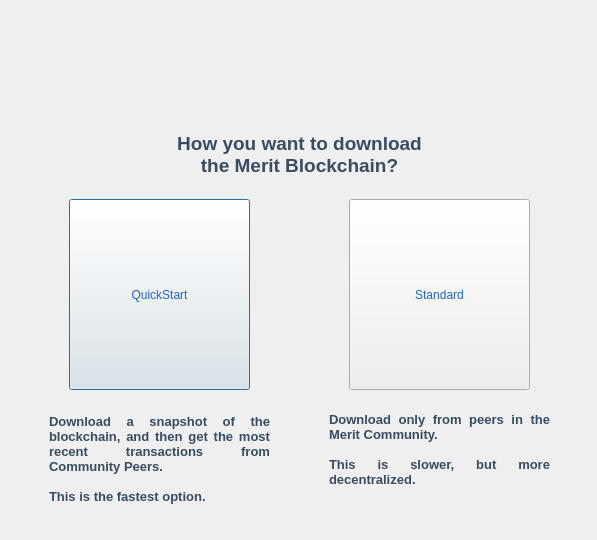
Qt form src/qt/forms/faststart.ui (meritlabs/merit) before a commit.
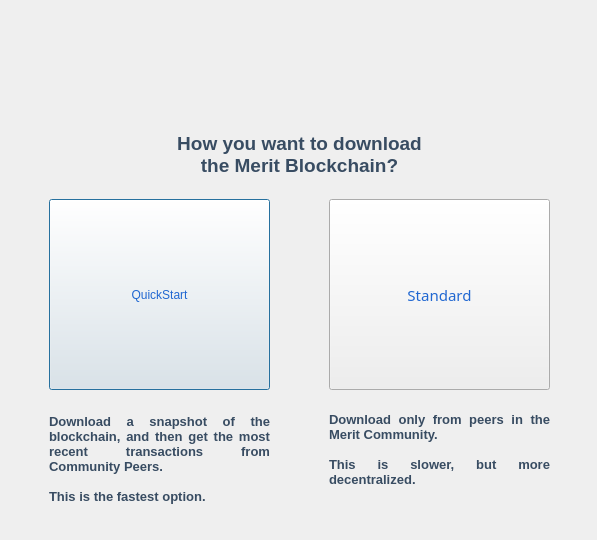
The same form after that commit. The open tabs and pages were chosen to show the change. Icons and pictures are not drawn.

```diff
--- a/src/qt/forms/faststart.ui
+++ b/src/qt/forms/faststart.ui
@@ -13,6 +13,9 @@
   <property name="windowTitle">
    <string>Dialog</string>
   </property>
+  <property name="styleSheet">
+   <string notr="true"/>
+  </property>
   <widget class="QWidget" name="layoutWidget">
    <property name="geometry">
     <rect>
@@ -86,6 +89,10 @@
      <height>421</height>
     </rect>
    </property>
+   <property name="styleSheet">
+    <string notr="true">
+</string>
+   </property>
    <property name="currentIndex">
     <number>0</number>
    </property>
@@ -109,9 +116,9 @@
     <widget class="QPushButton" name="snapshotButton">
      <property name="geometry">
       <rect>
-       <x>70</x>
+       <x>50</x>
        <y>80</y>
-       <width>181</width>
+       <width>221</width>
        <height>191</height>
       </rect>
      </property>
@@ -121,22 +128,37 @@
      <property name="text">
       <string>QuickStart</string>
      </property>
+     <property name="default">
+      <bool>true</bool>
+     </property>
     </widget>
     <widget class="QPushButton" name="peersButton">
      <property name="geometry">
       <rect>
-       <x>350</x>
+       <x>330</x>
        <y>80</y>
-       <width>181</width>
+       <width>221</width>
        <height>191</height>
       </rect>
      </property>
+     <property name="font">
+      <font>
+       <family>Sans Serif</family>
+       <pointsize>11</pointsize>
+       <weight>50</weight>
+       <italic>false</italic>
+       <bold>false</bold>
+      </font>
+     </property>
      <property name="styleSheet">
       <string notr="true">font: 11pt &quot;Sans Serif&quot;; color: rgb(32, 103, 209);</string>
      </property>
      <property name="text">
       <string>Standard</string>
      </property>
+     <property name="flat">
+      <bool>false</bool>
+     </property>
     </widget>
     <widget class="QLabel" name="label_4">
      <property name="geometry">
```
Left out of the diff: 4 changed lines with no effect on the pictures.
